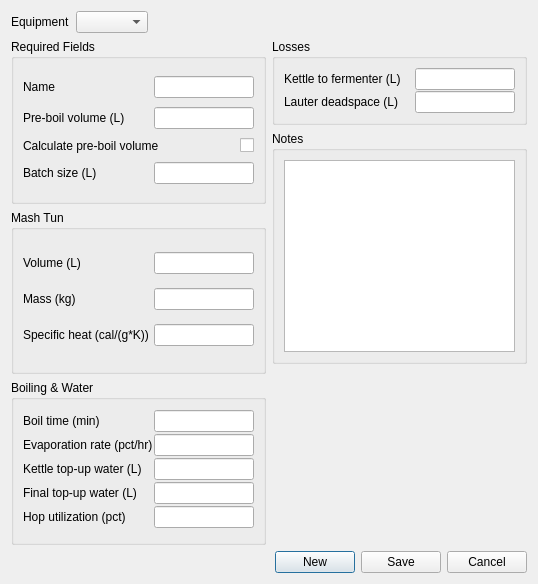
This is equipmentEditor.ui in Brewtarget/brewtarget as Qt 5 draws it before an edit. The edited form follows.
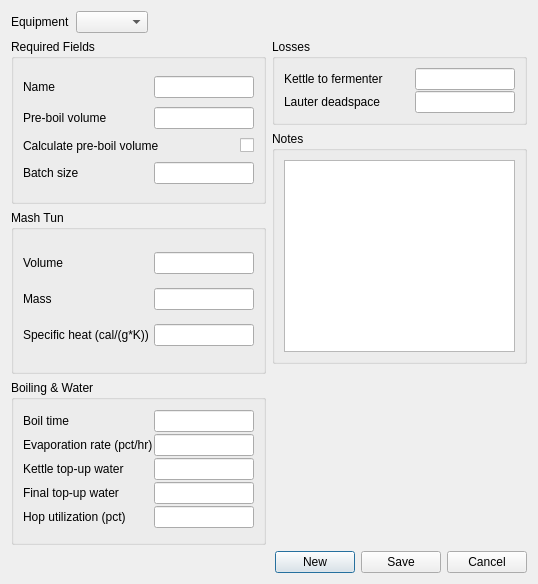
This is the edited form. Custom widgets are drawn as their Qt base class.

Patch:
```diff
--- a/equipmentEditor.ui
+++ b/equipmentEditor.ui
@@ -112,7 +112,7 @@
                </sizepolicy>
               </property>
               <property name="text" >
-               <string>Pre-boil volume (L)</string>
+               <string>Pre-boil volume</string>
               </property>
              </widget>
             </item>
@@ -178,7 +178,7 @@
                </sizepolicy>
               </property>
               <property name="text" >
-               <string>Batch size (L)</string>
+               <string>Batch size</string>
               </property>
              </widget>
             </item>
@@ -229,7 +229,7 @@
                </sizepolicy>
               </property>
               <property name="text" >
-               <string>Volume (L)</string>
+               <string>Volume</string>
               </property>
              </widget>
             </item>
@@ -268,7 +268,7 @@
                </sizepolicy>
               </property>
               <property name="text" >
-               <string>Mass (kg)</string>
+               <string>Mass</string>
               </property>
              </widget>
             </item>
@@ -358,7 +358,7 @@
                </sizepolicy>
               </property>
               <property name="text" >
-               <string>Boil time (min)</string>
+               <string>Boil time</string>
               </property>
              </widget>
             </item>
@@ -436,7 +436,7 @@
                </sizepolicy>
               </property>
               <property name="text" >
-               <string>Kettle top-up water (L)</string>
+               <string>Kettle top-up water</string>
               </property>
              </widget>
             </item>
@@ -475,7 +475,7 @@
                </sizepolicy>
               </property>
               <property name="text" >
-               <string>Final top-up water (L)</string>
+               <string>Final top-up water</string>
               </property>
              </widget>
             </item>
@@ -569,7 +569,7 @@
                </sizepolicy>
               </property>
               <property name="text" >
-               <string>Kettle to fermenter (L)</string>
+               <string>Kettle to fermenter</string>
               </property>
              </widget>
             </item>
@@ -608,7 +608,7 @@
                </sizepolicy>
               </property>
               <property name="text" >
-               <string>Lauter deadspace (L)</string>
+               <string>Lauter deadspace</string>
               </property>
              </widget>
             </item>
```
